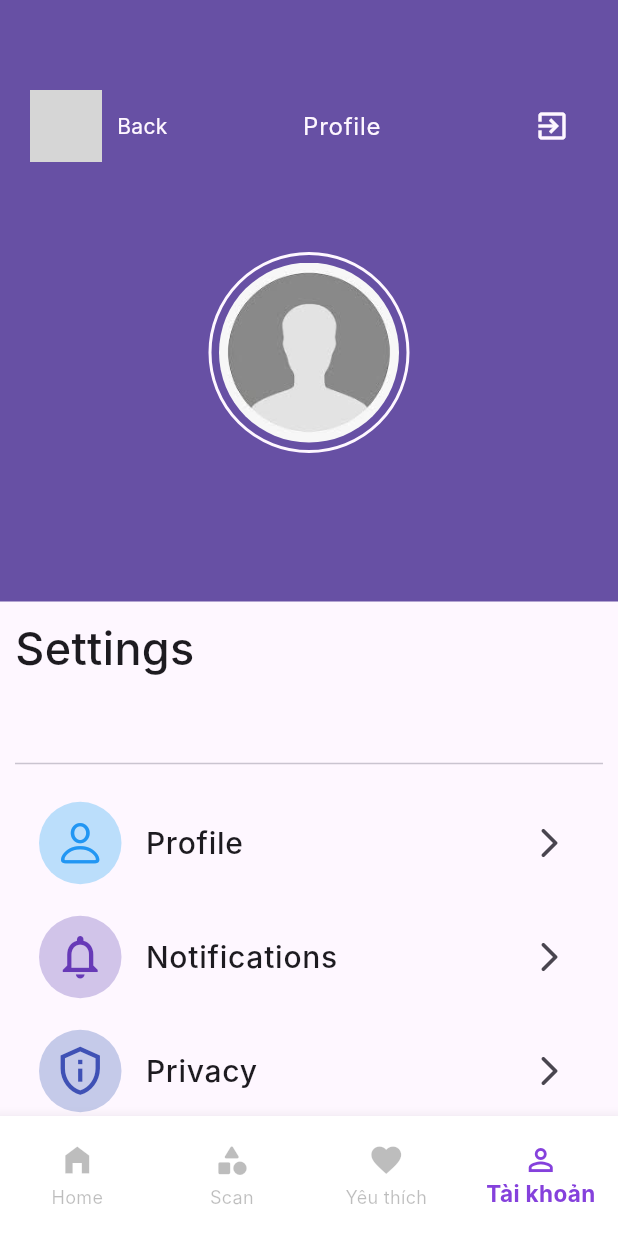
After one commit to BuiViet713/thedogapp, a Flutter app: the NavBarRoots screen opened by its route, item 4 of the bottom bar chosen, on a phone screen of 412 x 824 dp. The commit adds this screen. Run offline on Flutter 3.47's test engine with Material 3 defaults, Android fonts, the light colour scheme and no system bars; our stand-ins replace cached_network_image, cloud_firestore, firebase_auth, firebase_core, flutter_screenutil, flutter_svg and 6 more; missing offline and left inert: tflite, tflite_flutter; accounts and stored records are empty; network calls fail; Roboto replaces fonts that are missing (Inter); project files that could hold a hidden picture were left out; grey boxes are pictures that could not be loaded.

Commit message:
day code2

```diff
--- /dev/null
+++ b/thedogapi/lib/Cofig/BackButton.dart
@@ -0,0 +1,28 @@
+import 'package:flutter/material.dart';
+import 'package:flutter_svg/svg.dart';
+import 'package:get/get.dart';
+
+class MyBackButton extends StatelessWidget {
+  const MyBackButton({super.key});
+
+  @override
+  Widget build(BuildContext context) {
+    return InkWell(
+      onTap: () {
+        Get.back();
+      },
+      child: Row(
+        children: [
+          SvgPicture.asset("Assets/Icons/back.svg"),
+          SizedBox(width: 10),
+          Text(
+            "Back",
+            style: Theme.of(context).textTheme.bodyMedium?.copyWith(
+                  color: Theme.of(context).colorScheme.background,
+                ),
+          )
+        ],
+      ),
+    );
+  }
+}
--- a/thedogapi/lib/controller/AuthController.dart
+++ b/thedogapi/lib/controller/AuthController.dart
@@ -37,7 +37,8 @@ class AuthController extends GetxController {
   void signout() async {
     await auth.signOut();
     successMessage('Logout');
-    Get.offAll(LoginPage());
+    // Get.offAll(LoginPage());
+    appRouter.pushNamedAndRemoveUntil(AppRoute.loginView, (route) => false);
   }
 
   void loginWithEmailPassword(String email, String password) async {
--- a/thedogapi/lib/pages/navbar_roots.dart
+++ b/thedogapi/lib/pages/navbar_roots.dart
@@ -6,6 +6,7 @@ import 'package:thedogapi/Cofig/colors.dart';
 import 'package:thedogapi/pages/favoritePage.dart';
 import 'package:thedogapi/pages/home/presenter/home_screen.dart';
 import 'package:thedogapi/pages/dogai.dart';
+import 'package:thedogapi/pages/profilePage.dart';
 
 
 
@@ -20,6 +21,7 @@ class _NavBarRootsState extends State<NavBarRoots> {
    HomeScreen(),
    Dogai(),
    FavoriteListView(),
+   ProfilePage(),
 
   ];
 
@@ -55,6 +57,8 @@ class _NavBarRootsState extends State<NavBarRoots> {
                 icon: Icon(Icons.category_rounded), label: "Scan"),
             BottomNavigationBarItem(
                 icon: Icon(Icons.favorite), label: "Yêu thích"),
+                 BottomNavigationBarItem(
+                icon: Icon(Icons.perm_identity), label: "Tài khoản"),
 
           ],
         ),
--- /dev/null
+++ b/thedogapi/lib/pages/profilePage.dart
@@ -0,0 +1,247 @@
+
+import 'package:flutter/material.dart';
+import 'package:get/get.dart';
+import 'package:get/get_core/src/get_main.dart';
+import 'package:thedogapi/Cofig/BackButton.dart';
+import 'package:thedogapi/controller/AuthController.dart';
+import 'package:flutter/cupertino.dart';
+
+class ProfilePage extends StatefulWidget {
+  @override
+  _ProfilePage createState() => _ProfilePage();
+}
+  class _ProfilePage extends State<ProfilePage> {
+  AuthController authController = Get.put(AuthController());
+
+  @override
+  Widget build(BuildContext context) {
+    return Scaffold(
+      body: SingleChildScrollView(
+        child: Column(
+          children: [
+            Container(
+              // height: 500,
+              padding: const EdgeInsets.symmetric(vertical: 40, horizontal: 20),
+              color: Theme.of(context).colorScheme.primary,
+              child:
+                  Row(mainAxisAlignment: MainAxisAlignment.center, children: [
+                Expanded(
+                  child: Column(
+                    mainAxisAlignment: MainAxisAlignment.center,
+                    children: [
+                      SizedBox(height: 20),
+                      Row(
+                        crossAxisAlignment: CrossAxisAlignment.center,
+                        mainAxisAlignment: MainAxisAlignment.spaceBetween,
+                        children: [
+                          MyBackButton(),
+                          Text(
+                            "Profile",
+                            style: Theme.of(context)
+                                .textTheme
+                                .bodyLarge
+                                ?.copyWith(
+                                  color:
+                                      Theme.of(context).colorScheme.background,
+                                ),
+                          ),
+                          IconButton(
+                              onPressed: () {
+                                authController.signout();
+                              },
+                              icon: Icon(
+                                Icons.exit_to_app,
+                                color: Theme.of(context).colorScheme.background,
+                              ))
+                        ],
+                      ),
+                      SizedBox(height: 60),
+                      Container(
+                        padding: EdgeInsets.all(5),
+                        decoration: BoxDecoration(
+                            borderRadius: BorderRadius.circular(100),
+                            border: Border.all(
+                              width: 2,
+                              color: Theme.of(context).colorScheme.background,
+                            )),
+                        child: Container(
+                          width: 120,
+                          height: 120,
+                          child: ClipRRect(
+                            borderRadius: BorderRadius.circular(100),
+                            child: Image.asset(
+                              "assets/images/pp.jpg",
+                              fit: BoxFit.cover,
+                            ),
+                          ),
+                        ),
+                      ),
+                      SizedBox(height: 20),
+                      Text(
+                        "${authController.auth.currentUser!.displayName}" ?? "person1",
+                        style: Theme.of(context).textTheme.bodyLarge?.copyWith(
+                            color: Theme.of(context).colorScheme.background),
+                      ),
+                      Text(
+                        "${authController.auth.currentUser!.email}",
+                        style:
+                            Theme.of(context).textTheme.labelMedium?.copyWith(
+                                  color: Theme.of(context)
+                                      .colorScheme
+                                      .onPrimaryContainer,
+                                ),
+                      ),
+                    ],
+                  ),
+                )
+              ]),
+            ),
+      Padding(
+        padding: const EdgeInsets.all(10),
+        child: Column(
+
+           crossAxisAlignment: CrossAxisAlignment.start,
+    children: [
+      Text(
+        "Settings",
+        style: TextStyle(
+          fontSize: 30,
+          fontWeight: FontWeight.w500,
+        ),
+      ),
+      SizedBox(height: 30),
+
+      Divider(height: 50),
+      ListTile(
+        onTap: () {},
+        leading: Container(
+          padding: EdgeInsets.all(10),
+          decoration: BoxDecoration(
+            color: Colors.blue.shade100,
+            shape: BoxShape.circle,
+          ),
+          child: Icon(
+            CupertinoIcons.person,
+            color: Colors.blue,
+            size: 35,
+          ),
+        ),
+        title: Text(
+          "Profile",
+          style: TextStyle(
+            fontWeight: FontWeight.w500,
+            fontSize: 20,
+          ),
+        ),
+        trailing: Icon(Icons.arrow_forward_ios_rounded),
+      ),
+      // Thêm các mục cài đặt khác tương tự ở đây
+      SizedBox(height: 20),
+          ListTile(
+            onTap: () {},
+            leading: Container(
+              padding: EdgeInsets.all(10),
+              decoration: BoxDecoration(
+                color: Colors.deepPurple.shade100,
+                shape: BoxShape.circle,
+              ),
+              child: Icon(
+                Icons.notifications_none_outlined,
+                color: Colors.deepPurple,
+                size: 35,
+              ),
+            ),
+            title: Text(
+              "Notifications",
+              style: TextStyle(
+                fontWeight: FontWeight.w500,
+                fontSize: 20,
+              ),
+            ),
+            trailing: Icon(Icons.arrow_forward_ios_rounded),
+          ),
+          SizedBox(height: 20),
+          ListTile(
+            onTap: () {},
+            leading: Container(
+              padding: EdgeInsets.all(10),
+              decoration: BoxDecoration(
+                color: Colors.indigo.shade100,
+                shape: BoxShape.circle,
+              ),
+              child: Icon(
+                Icons.privacy_tip_outlined,
+                color: Colors.indigo,
+                size: 35,
+              ),
+            ),
+            title: Text(
+              "Privacy",
+              style: TextStyle(
+                fontWeight: FontWeight.w500,
+                fontSize: 20,
+              ),
+            ),
+            trailing: Icon(Icons.arrow_forward_ios_rounded),
+          ),
+          SizedBox(height: 20),
+          ListTile(
+            onTap: () {},
+            leading: Container(
+              padding: EdgeInsets.all(10),
+              decoration: BoxDecoration(
+                color: Colors.green.shade100,
+                shape: BoxShape.circle,
+              ),
+              child: Icon(
+                Icons.settings_suggest_outlined,
+                color: Colors.green,
+                size: 35,
+              ),
+
+            ),
+            title: Text(
+              "General",
+              style: TextStyle(
+                fontWeight: FontWeight.w500,
+                fontSize: 20,
+              ),
+            ),
+            trailing: Icon(Icons.arrow_forward_ios_rounded),
+
+          ),
+          SizedBox(height: 20),
+          ListTile(
+            onTap: () {},
+            leading: Container(
+              padding: EdgeInsets.all(10),
+              decoration: BoxDecoration(
+                color: Colors.orange.shade100,
+                shape: BoxShape.circle,
+              ),
+              child: Icon(
+                Icons.info_outline_rounded,
+                color: Colors.orange,
+                size: 35,
+              ),
+            ),
+            title: Text(
+              "About Us",
+              style: TextStyle(
+                fontWeight: FontWeight.w500,
+                fontSize: 20,
+              ),
+            ),
+            trailing: Icon(Icons.arrow_forward_ios_rounded),
+          ),
+          Divider(height: 40),
+
+    ],
+        ),
+      ),
+          ],
+        ),
+      ),
+    );
+  }
+}
```
Also changed, not shown: thedogapi/lib/pages/dogai.dart (+22 -8 lines), thedogapi/lib/pages/favoritePage.dart (+15 -1 lines), thedogapi/lib/pages/home/presenter/home_screen.dart (+12 -3 lines), thedogapi/lib/pages/login.dart (+81 -48 lines), thedogapi/lib/pages/signUp.dart (+88 -18 lines), thedogapi/assets/images/person-placeholder-2.jpg (added), thedogapi/assets/images/pp.jpg (added).
